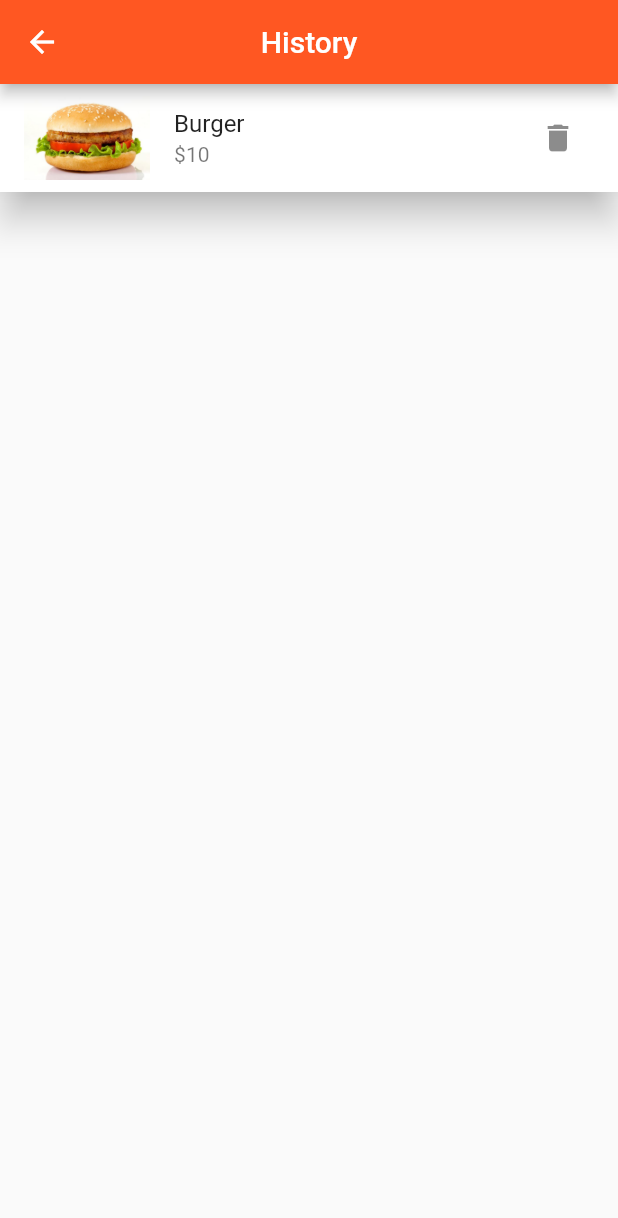
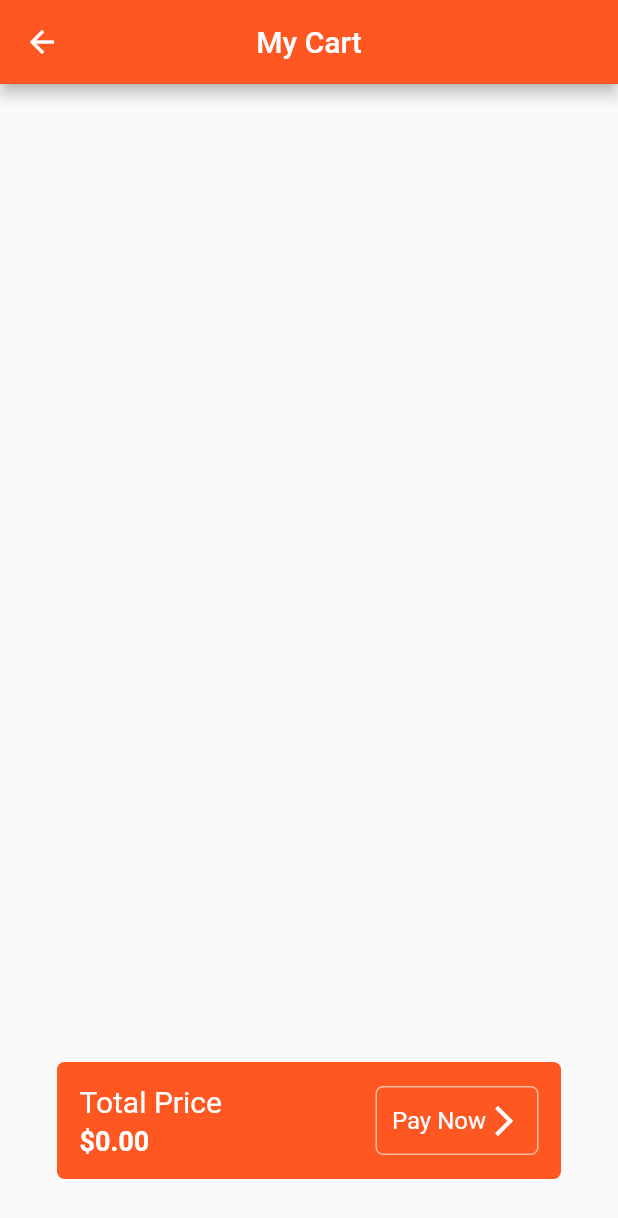
Before and after one commit to jocypher/fast_food_design, a Flutter app: the HistoryPage screen opened directly, on a phone screen of 412 x 824 dp. Shown: the top 1218 px of the screen. Run offline on Flutter 3.47's test engine with Material 2 defaults, Android fonts, the light colour scheme and no system bars; our stand-ins replace google_fonts.

Commit message:
made changes to the work

```diff
--- a/lib/component/food_item_tile.dart
+++ b/lib/component/food_item_tile.dart
@@ -1,60 +1,59 @@
+import 'package:fast_food_app_design/nav_pages/history.dart';
 import 'package:flutter/material.dart';
 
-class Food{
+class Food {
   final String name;
   final int price;
   final String img;
 
   Food({required this.name, required this.price, required this.img});
 }
-class AddFood{
-  AddFood._sharedInstance();
+
+class AddFood extends ValueNotifier<List<Food>> {
+  AddFood._sharedInstance() : super([]);
   static final AddFood _shared = AddFood._sharedInstance();
-  factory AddFood()=> _shared;
+  factory AddFood() => _shared;
+  int get length => value.length;
 
-  final List foodTile = [
-    Food(name: "Burger", price: 10, img: "assets/burger.jpg")
-  ];
-  int get length => foodTile.length;
+  void addTile({required Food food}) {
+    value.add(food);
+    notifyListeners();
+  }
 
-  void addTile({required Food food}){
-    foodTile.add(food);
+  void removeTile({required Food food}) {
+    value.remove(food);
+    notifyListeners();
   }
-  void removeTile({required Food food}){
-    foodTile.remove(food);
+
+  String calculateTotal() {
+    double totalPrice = 0;
+    for (int i = 0; i < value.length; i++) {
+      totalPrice += double.parse((value[i].price).toString());
+    }
+    return totalPrice.toStringAsFixed(2);
   }
 
   Food? food({required int atIndex}) =>
-      foodTile.length > atIndex ? foodTile[atIndex]: null;
-
+      value.length > atIndex ? value[atIndex] : null;
 }
-
-
-
 
 class FoodItemTile extends StatefulWidget {
   final String itemName;
   final String itemPrice;
   final String imagePath;
-  final Color color;
 
   const FoodItemTile({
     super.key,
     required this.itemName,
     required this.itemPrice,
     required this.imagePath,
-     required this.color,
-
   });
-
-
 
   @override
   State<FoodItemTile> createState() => _FoodItemTileState();
 }
 
 class _FoodItemTileState extends State<FoodItemTile> {
-
   late final TextEditingController _controller;
 
   @override
@@ -72,19 +71,17 @@ class _FoodItemTileState extends State<FoodItemTile> {
   @override
   Widget build(BuildContext context) {
     return Container(
-      margin: const EdgeInsets.symmetric(horizontal: 5),
+      margin: const EdgeInsets.symmetric(horizontal: 10),
       decoration: BoxDecoration(
         borderRadius: BorderRadius.circular(10),
-        color: widget.color
       ),
-
       child: Column(
         crossAxisAlignment: CrossAxisAlignment.start,
-      mainAxisAlignment: MainAxisAlignment.spaceBetween,
         children: [
-        Image.asset(widget.imagePath,
-          height: 125,
-          width: 195,
+          Image.asset(
+            widget.imagePath,
+            height: 110,
+            width: 180,
           ),
           Row(
             children: [
@@ -93,50 +90,41 @@ class _FoodItemTileState extends State<FoodItemTile> {
                 child: Text(widget.itemName,
                     style: const TextStyle(
                         fontFamily: "Montserrat",
-                fontSize: 20.0,
-                fontWeight: FontWeight.w500
-              )
-                ),
+                        fontSize: 18.0,
+                        fontWeight: FontWeight.w500)),
               ),
               Padding(
-              padding: const EdgeInsets.only(left: 20, top: 0),
-              child: Container(
-                decoration: BoxDecoration(
-                    border: Border.all(
-                        color: Colors.deepOrange
-                    )
-                ),
+                padding: const EdgeInsets.only(left: 30, top: 0),
                 child: TextButton(
-                  onPressed: (){
+                    onPressed: () {
                       final food = Food(
-                        name:widget.itemName,
+                          name: widget.itemName,
                           price: int.parse(widget.itemPrice),
-                        img: widget.imagePath
-                    );
+                          img: widget.imagePath);
                       AddFood().addTile(food: food);
-                    Navigator.of(context).pop();
+                      Navigator.of(context)
+                          .push(MaterialPageRoute(builder: (context) {
+                        return const HistoryPage();
+                      }));
                     },
-                  child: const Text("ADD",
+                    child: const Text(
+                      "ADD",
                       style: TextStyle(
-                      fontFamily: "Montserrat",
-                      color: Colors.deepOrange
-                  ),
-                  )
-                  ),
-              ),
+                          fontFamily: "Montserrat", color: Colors.deepOrange),
+                    )),
               )
             ],
           ),
           Padding(
-          padding: const EdgeInsets.only(left: 12.0, bottom: 0),
-          child: Text("\$" +widget.itemPrice,
+            padding: const EdgeInsets.only(
+              left: 12.0,
+            ),
+            child: Text("\$${widget.itemPrice}",
                 style: const TextStyle(
                   fontFamily: "Montserrat",
-              fontSize: 17.0,
+                  fontSize: 15.0,
                 )),
           )
-
-
         ],
       ),
     );
--- a/lib/nav_pages/history.dart
+++ b/lib/nav_pages/history.dart
@@ -1,4 +1,5 @@
 import 'package:fast_food_app_design/component/food_item_tile.dart';
+import 'package:fast_food_app_design/nav_pages/main_page1.dart';
 import 'package:flutter/material.dart';
 
 class HistoryPage extends StatelessWidget {
@@ -7,36 +8,108 @@ class HistoryPage extends StatelessWidget {
   @override
   Widget build(BuildContext context) {
     final addFood = AddFood();
-    return  Scaffold(
+    return Scaffold(
         appBar: AppBar(
-        title: const Text("History"),
+          title: const Text("My Cart"),
+          leading: IconButton(
+            icon: const Icon(Icons.arrow_back),
+            onPressed: () {
+              Navigator.of(context).push(MaterialPageRoute(builder: (context) {
+                return const MainPage();
+              }));
+            },
+          ),
           centerTitle: true,
-
-
         ),
-        body:ListView.builder(
+        body: ValueListenableBuilder(
+          valueListenable: AddFood(),
+          builder: (BuildContext context, value, Widget? child) {
+            final foods = value;
+            return Column(children: [
+              Expanded(
+                child: ListView.builder(
                     itemCount: addFood.length,
-            itemBuilder: (context, index){
+                    itemBuilder: (context, index) {
                       final food = addFood.food(atIndex: index)!;
-              return Material(
-                elevation: 10,
+                      return Dismissible(
+                        onDismissed: (direction) {
+                          foods.remove(food);
+                        },
+                        key: ValueKey(food.name),
+                        child: Material(
+                          elevation: 0,
+                          child: Card(
                             child: ListTile(
-                  tileColor: Colors.white,
                               title: Text(food.name),
-                  leading: Image(image: AssetImage(food.img),
+                              leading: Image(
+                                image: AssetImage(food.img),
                               ),
                               subtitle: Text("\$${food.price}"),
                               trailing: IconButton(
-                    onPressed: (){
+                                  onPressed: () {
                                     addFood.removeTile(food: food);
                                   },
-                  icon: const Icon(Icons.delete)
+                                  icon: const Icon(Icons.delete)),
                             ),
-
+                          ),
                         ),
                       );
-            }
+                    }),
+              ),
+              Padding(
+                padding: const EdgeInsets.all(38.0),
+                child: Container(
+                  decoration: BoxDecoration(
+                      color: Colors.deepOrange,
+                      borderRadius: BorderRadius.circular(5)),
+                  padding: const EdgeInsets.all(15),
+                  child: Row(
+                    mainAxisAlignment: MainAxisAlignment.spaceBetween,
+                    children: [
+                      Column(
+                        crossAxisAlignment: CrossAxisAlignment.start,
+                        children: [
+                          const Text(
+                            "Total Price",
+                            style: TextStyle(color: Colors.white, fontSize: 20),
+                          ),
+                          const SizedBox(height: 4),
+                          Text(
+                            "\$${AddFood().calculateTotal()}",
+                            style: const TextStyle(
+                                color: Colors.white,
+                                fontSize: 18,
+                                fontWeight: FontWeight.bold),
                           )
-    );
+                        ],
+                      ),
+                      Container(
+                        decoration: BoxDecoration(
+                            border: Border.all(
+                              color: Colors.white60,
+                            ),
+                            borderRadius: BorderRadius.circular(5)),
+                        padding: const EdgeInsets.all(10),
+                        child: Row(
+                          children: const [
+                            Text(
+                              "Pay Now",
+                              style:
+                                  TextStyle(color: Colors.white, fontSize: 16),
+                            ),
+                            Icon(
+                              Icons.arrow_forward_ios,
+                              color: Colors.white,
+                            ),
+                          ],
+                        ),
+                      )
+                    ],
+                  ),
+                ),
+              )
+            ]);
+          },
+        ));
   }
 }
--- a/lib/nav_pages/main_page1.dart
+++ b/lib/nav_pages/main_page1.dart
@@ -1,4 +1,3 @@
-import 'package:fast_food_app_design/nav_pages/contact_page.dart';
 import 'package:fast_food_app_design/nav_pages/personal_page_account.dart';
 import 'package:fast_food_app_design/nav_pages/history.dart';
 import 'package:fast_food_app_design/nav_pages/search_page.dart';
--- a/pubspec.yaml
+++ b/pubspec.yaml
@@ -39,6 +39,10 @@ dependencies:
   cupertino_icons: ^1.0.2
   get:
   provider:
+  firebase_core: ^2.11.0
+  cloud_firestore: ^4.6.0
+  firebase_auth: ^4.5.0
+  firebase_storage: ^11.1.2
 
 dev_dependencies:
   flutter_test:
```
Also changed, not shown: lib/nav_pages/contact_page.dart (+18 -17 lines), lib/nav_pages/search_page.dart (+25 -15 lines), lib/pages/homepage.dart (+6 -1 lines), lib/pages/intro_page.dart (+14 -15 lines), lib/pages/login_page.dart (+21 -28 lines), lib/pages/signup_page.dart (+8 -1 lines), pubspec.lock, 9 other files. Lines whose indentation alone changed are shown as unchanged.
